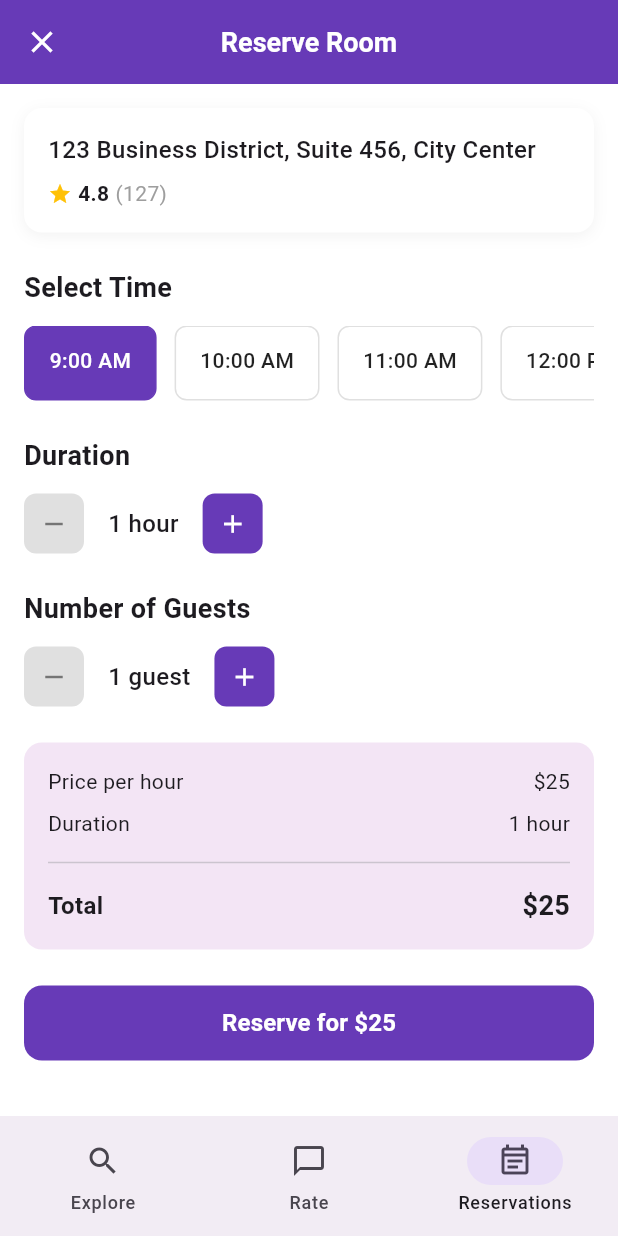
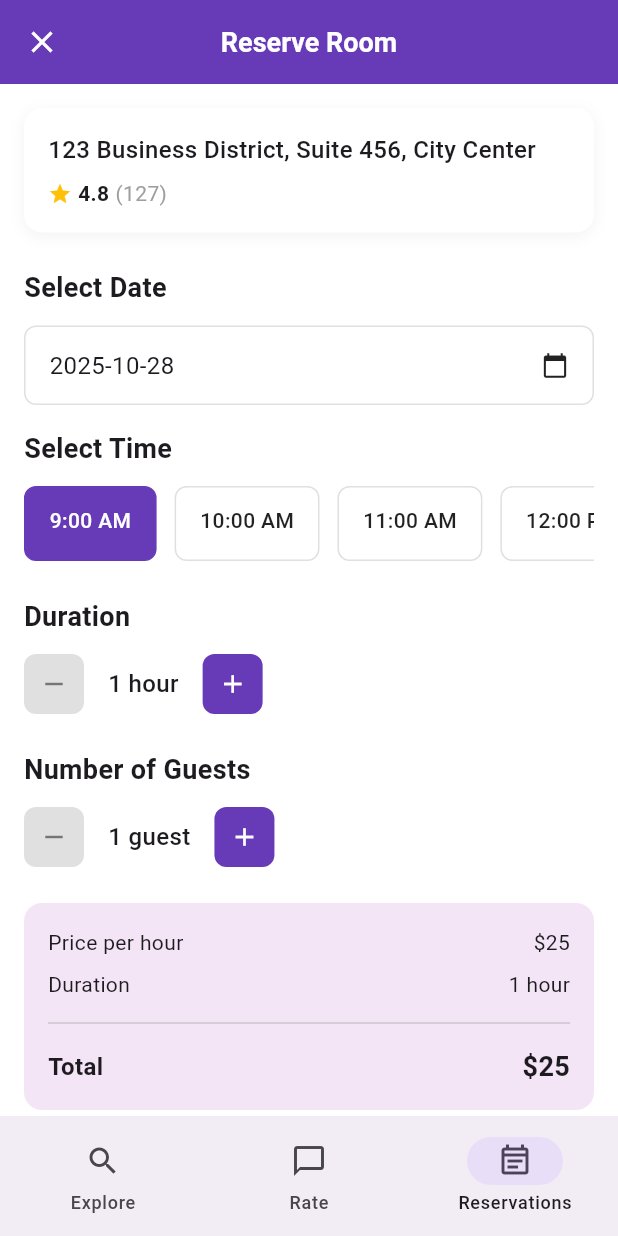
Before and after one commit to breakPoint-moviles-G35/breakPoint_Flutter, a Flutter app: the ReservationScreen screen opened by its route, on a phone screen of 412 x 824 dp. Run offline on Flutter 3.47's test engine with Material 3 defaults, Android fonts, the phone set to English and light mode, and no system bars; our stand-ins replace dio, geolocator, google_maps_flutter, permission_handler, shared_preferences; accounts and stored records are empty.

Commit message:
feat(booking):  ReservationScreen

```diff
--- a/lib/presentation/reservations/reservation_screen.dart
+++ b/lib/presentation/reservations/reservation_screen.dart
@@ -1,10 +1,6 @@
 import 'package:flutter/material.dart';
 import 'package:provider/provider.dart';
-import 'package:dio/dio.dart';
-
 import '../../routes/app_router.dart';
-import '../../data/services/reservation_api.dart';
-import '../../data/repositories/reservation_repository_impl.dart';
 import '../../domain/repositories/reservation_repository.dart';
 import 'viewmodel/reservation_viewmodel.dart';
 
@@ -29,10 +25,8 @@ class ReservationScreen extends StatelessWidget {
   @override
   Widget build(BuildContext context) {
     return ChangeNotifierProvider(
-      create: (_) {
-        final dio = Dio(BaseOptions(baseUrl: 'http://10.0.2.2:3000'));
-        final api = ReservationApi(dio);
-        final repo = ReservationRepositoryImpl(api);
+      create: (ctx) {
+        final repo = ctx.read<ReservationRepository>();
         return ReservationViewModel(repo, pricePerHour, spaceId);
       },
       child: Scaffold(
@@ -95,6 +89,8 @@ class _ReservationContent extends StatelessWidget {
             reviewCount: vm.reviewCount,
           ),
           const SizedBox(height: 24),
+          _DateSelectionSection(),
+          const SizedBox(height: 16),
           _TimeSelectionSection(),
           const SizedBox(height: 24),
           _DurationSection(),
@@ -232,6 +228,45 @@ class _TimeSelectionSection extends StatelessWidget {
                 ),
               );
             },
+          ),
+        ),
+      ],
+    );
+  }
+}
+
+// SELECCIÓN DE FECHA
+class _DateSelectionSection extends StatelessWidget {
+  @override
+  Widget build(BuildContext context) {
+    final vm = context.watch<ReservationViewModel>();
+
+    String fmt(DateTime d) => '${d.year}-${d.month.toString().padLeft(2, '0')}-${d.day.toString().padLeft(2, '0')}';
+
+    return Column(
+      crossAxisAlignment: CrossAxisAlignment.start,
+      children: [
+        const Text(
+          'Select Date',
+          style: TextStyle(fontSize: 18, fontWeight: FontWeight.bold),
+        ),
+        const SizedBox(height: 12),
+        GestureDetector(
+          onTap: () => vm.pickDate(context),
+          child: Container(
+            padding: const EdgeInsets.symmetric(horizontal: 16, vertical: 14),
+            decoration: BoxDecoration(
+              color: Colors.white,
+              borderRadius: BorderRadius.circular(8),
+              border: Border.all(color: Colors.grey.shade300),
+            ),
+            child: Row(
+              mainAxisAlignment: MainAxisAlignment.spaceBetween,
+              children: [
+                Text(fmt(vm.selectedDate), style: const TextStyle(fontSize: 16)),
+                const Icon(Icons.calendar_today, size: 18),
+              ],
+            ),
           ),
         ),
       ],
```
Also changed, not shown: lib/presentation/reservations/viewmodel/reservation_viewmodel.dart (+15 -3 lines).
